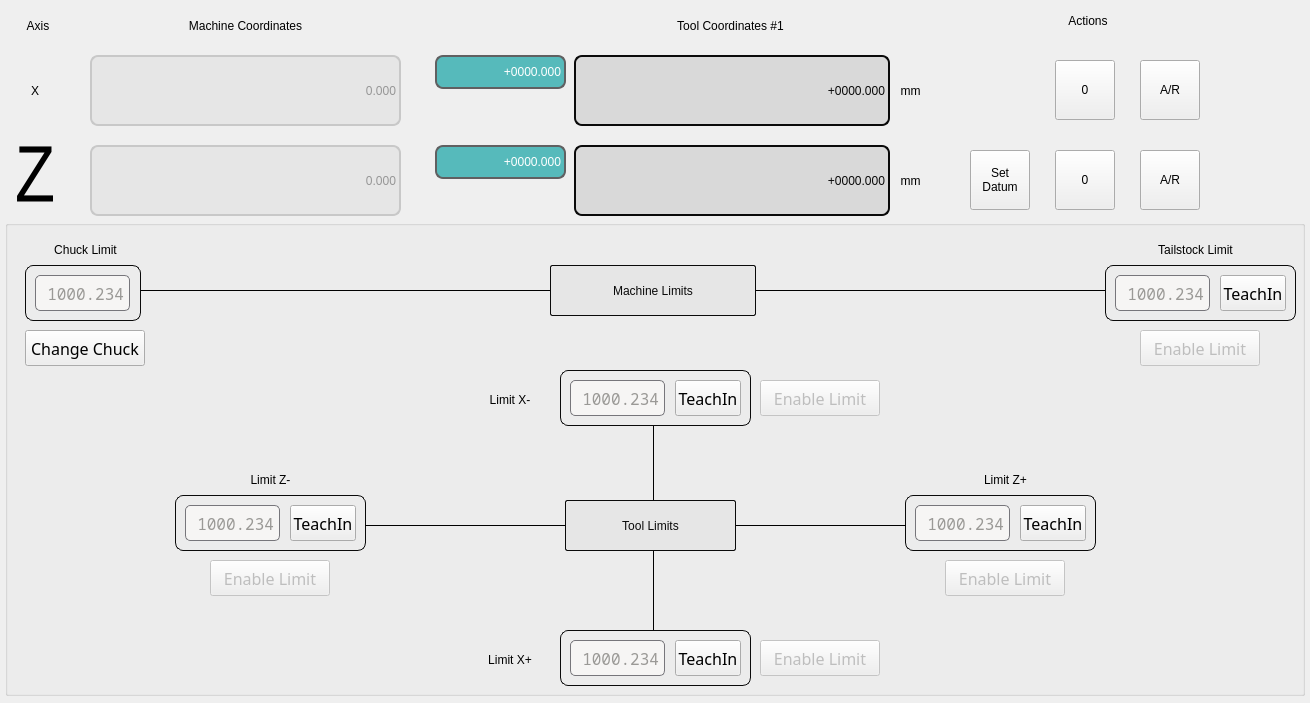
85vmh/teachinlathe, file src/teachinlathe/widgets/teachin_lathe_dro.ui: the form before one commit.
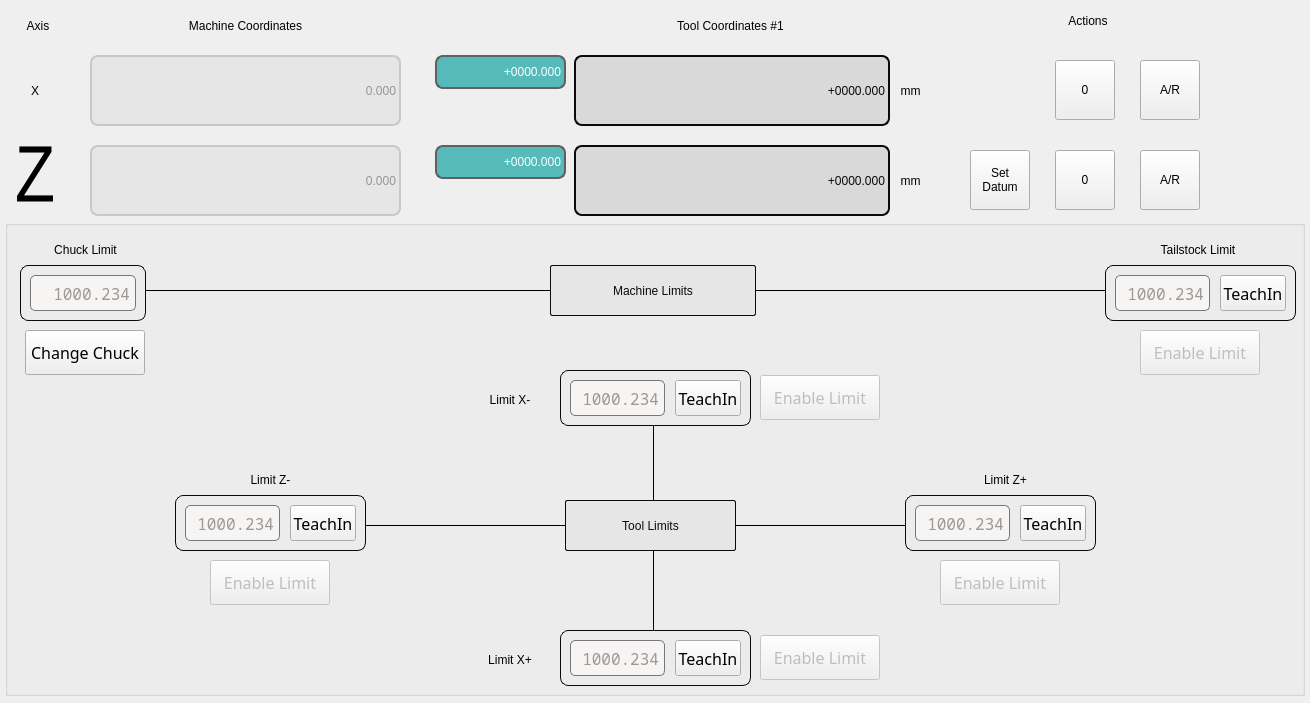
The form after the commit. Custom widgets are drawn as their Qt base class.

Commit message: Updated the view for the limits UI #16

```diff
--- a/src/teachinlathe/widgets/teachin_lathe_dro.ui
+++ b/src/teachinlathe/widgets/teachin_lathe_dro.ui
@@ -692,7 +692,7 @@
      <enum>Qt::Horizontal</enum>
     </property>
    </widget>
-   <widget class="QLabel" name="label">
+   <widget class="QLabel" name="tool_limits_label">
     <property name="geometry">
      <rect>
       <x>560</x>
@@ -749,9 +749,9 @@
    <widget class="Line" name="zLine_2">
     <property name="geometry">
      <rect>
-      <x>135</x>
+      <x>140</x>
       <y>60</y>
-      <width>966</width>
+      <width>961</width>
       <height>20</height>
      </rect>
     </property>
@@ -1074,7 +1074,7 @@
     </property>
     <property name="styleSheet">
      <string notr="true">QLabel {
-	font: 75 12pt &quot;Noto Mono&quot;;
+	font: 75 14pt &quot;Noto Mono&quot;;
 }</string>
     </property>
     <property name="text">
@@ -1093,7 +1093,7 @@
       <x>205</x>
       <y>340</y>
       <width>120</width>
-      <height>36</height>
+      <height>45</height>
      </rect>
     </property>
     <property name="font">
@@ -1123,7 +1123,7 @@
     </property>
     <property name="styleSheet">
      <string notr="true">QLabel {
-	font: 75 12pt &quot;Noto Mono&quot;;
+	font: 75 14pt &quot;Noto Mono&quot;;
 }</string>
     </property>
     <property name="text">
@@ -1139,10 +1139,10 @@
     </property>
     <property name="geometry">
      <rect>
-      <x>940</x>
+      <x>935</x>
       <y>340</y>
       <width>120</width>
-      <height>36</height>
+      <height>45</height>
      </rect>
     </property>
     <property name="font">
@@ -1172,7 +1172,7 @@
     </property>
     <property name="styleSheet">
      <string notr="true">QLabel {
-	font: 75 12pt &quot;Noto Mono&quot;;
+	font: 75 14pt &quot;Noto Mono&quot;;
 }</string>
     </property>
     <property name="text">
@@ -1191,7 +1191,7 @@
       <x>1135</x>
       <y>110</y>
       <width>120</width>
-      <height>36</height>
+      <height>45</height>
      </rect>
     </property>
     <property name="font">
@@ -1219,15 +1219,15 @@
    <widget class="QLabel" name="labelTailstockLimit">
     <property name="geometry">
      <rect>
-      <x>1095</x>
+      <x>1100</x>
       <y>20</y>
-      <width>191</width>
+      <width>186</width>
       <height>19</height>
      </rect>
     </property>
     <property name="styleSheet">
      <string notr="true">QLabel {
-	font: 75 12pt &quot;Noto Mono&quot;;
+	font: 75 14pt &quot;Noto Mono&quot;;
 }</string>
     </property>
     <property name="text">
@@ -1244,9 +1244,9 @@
     <property name="geometry">
      <rect>
       <x>755</x>
-      <y>420</y>
+      <y>415</y>
       <width>120</width>
-      <height>36</height>
+      <height>45</height>
      </rect>
     </property>
     <property name="font">
@@ -1276,7 +1276,7 @@
     </property>
     <property name="styleSheet">
      <string notr="true">QLabel {
-	font: 75 12pt &quot;Noto Mono&quot;;
+	font: 75 14pt &quot;Noto Mono&quot;;
 }</string>
     </property>
     <property name="text">
@@ -1293,9 +1293,9 @@
     <property name="geometry">
      <rect>
       <x>755</x>
-      <y>160</y>
+      <y>155</y>
       <width>120</width>
-      <height>36</height>
+      <height>45</height>
      </rect>
     </property>
     <property name="font">
@@ -1317,15 +1317,15 @@
    <widget class="QLabel" name="label_18">
     <property name="geometry">
      <rect>
-      <x>20</x>
+      <x>15</x>
       <y>20</y>
-      <width>121</width>
+      <width>131</width>
       <height>19</height>
      </rect>
     </property>
     <property name="styleSheet">
      <string notr="true">QLabel {
-	font: 75 12pt &quot;Noto Mono&quot;;
+	font: 75 14pt &quot;Noto Mono&quot;;
 }</string>
     </property>
     <property name="text">
@@ -1338,9 +1338,9 @@
    <widget class="QWidget" name="boxChuckLimit" native="true">
     <property name="geometry">
      <rect>
-      <x>20</x>
+      <x>15</x>
       <y>45</y>
-      <width>116</width>
+      <width>126</width>
       <height>56</height>
      </rect>
     </property>
@@ -1358,7 +1358,7 @@
       <rect>
        <x>10</x>
        <y>10</y>
-       <width>95</width>
+       <width>106</width>
        <height>36</height>
       </rect>
      </property>
@@ -1414,7 +1414,7 @@
       <x>20</x>
       <y>110</y>
       <width>120</width>
-      <height>36</height>
+      <height>45</height>
      </rect>
     </property>
     <property name="font">
@@ -1430,12 +1430,13 @@
      <string>Change Chuck</string>
     </property>
    </widget>
+   <zorder>boxChuckLimit</zorder>
    <zorder>boxZMinusLimit</zorder>
    <zorder>boxZPlusLimit</zorder>
    <zorder>zLine</zorder>
    <zorder>zLine_2</zorder>
    <zorder>xLine</zorder>
-   <zorder>label</zorder>
+   <zorder>tool_limits_label</zorder>
    <zorder>boxXPlusLimit</zorder>
    <zorder>boxXMinusLimit</zorder>
    <zorder>boxTailstockLimit</zorder>
@@ -1450,7 +1451,6 @@
    <zorder>labelXMinusLimit</zorder>
    <zorder>xMinusToggle</zorder>
    <zorder>label_18</zorder>
-   <zorder>boxChuckLimit</zorder>
    <zorder>changeChuck</zorder>
    <zorder>label_6</zorder>
   </widget>
```
The commit also changes 1 other file.
